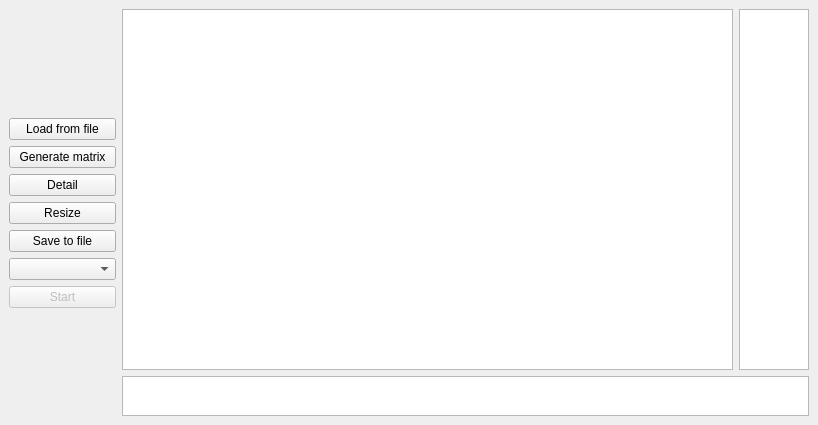
The window that app/main_window/slae.ui (lolpie244/linear_algebra) describes before a commit, drawn with Qt 5.
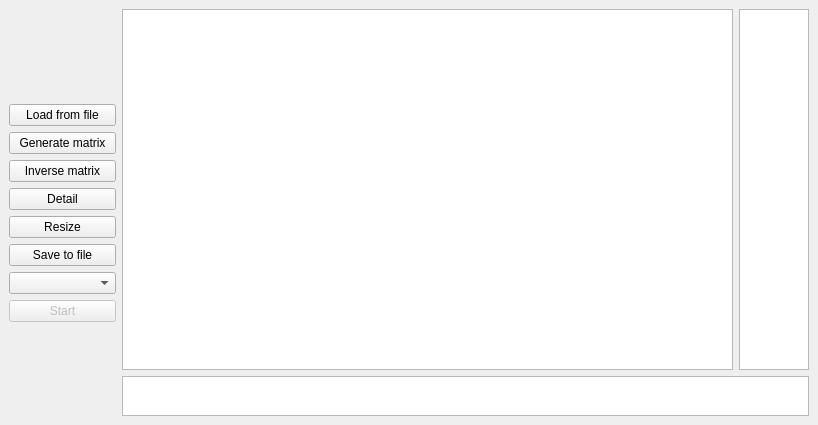
The same window after the commit.

Commit message: Added matrix inverse

Diff of the .ui file:
```diff
--- a/app/main_window/slae.ui
+++ b/app/main_window/slae.ui
@@ -18,7 +18,7 @@
     <item row="0" column="0">
      <layout class="QHBoxLayout" name="horizontalLayout_3">
       <item>
-       <layout class="QVBoxLayout" name="buttons" stretch="0,0,0,0,0,5,2,0,0">
+       <layout class="QVBoxLayout" name="buttons" stretch="0,0,0,0,0,0,5,2,0,0">
         <item>
          <spacer name="verticalSpacer_2">
           <property name="orientation">
@@ -52,6 +52,13 @@
           </property>
          </widget>
         </item>
+        <item>
+         <widget class="QPushButton" name="inverseButton">
+          <property name="text">
+           <string>Inverse matrix</string>
+          </property>
+         </widget>
+        </item>
         <item>
          <widget class="QPushButton" name="matrixInfo">
           <property name="toolTip">
```
The commit also changes 9 other files.
